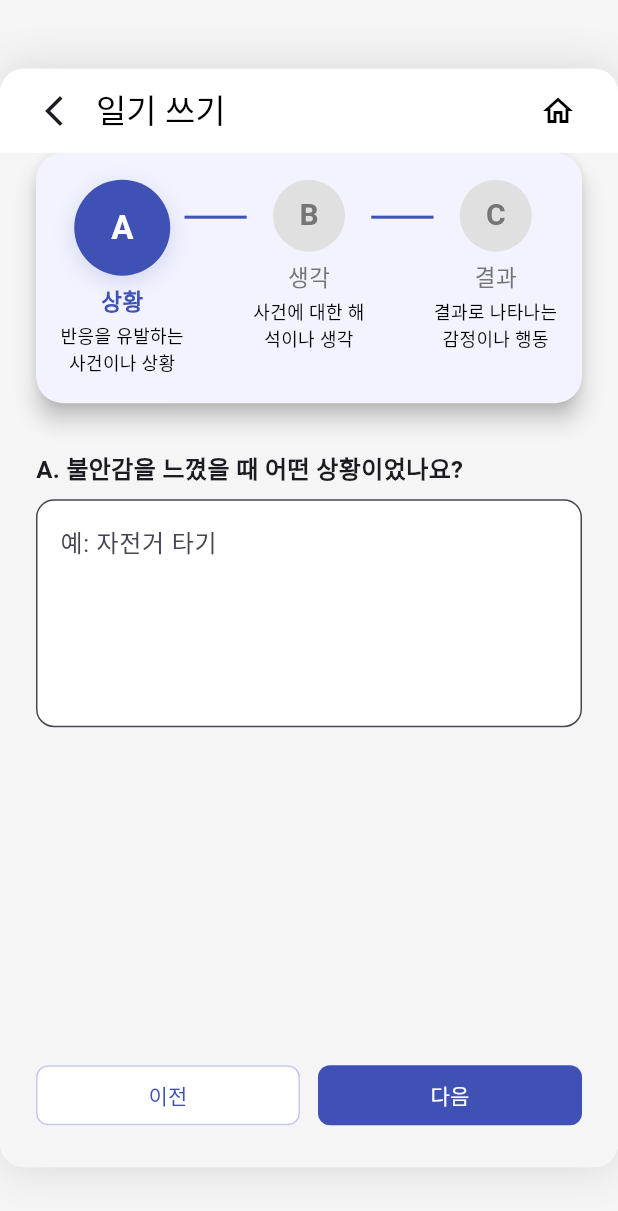
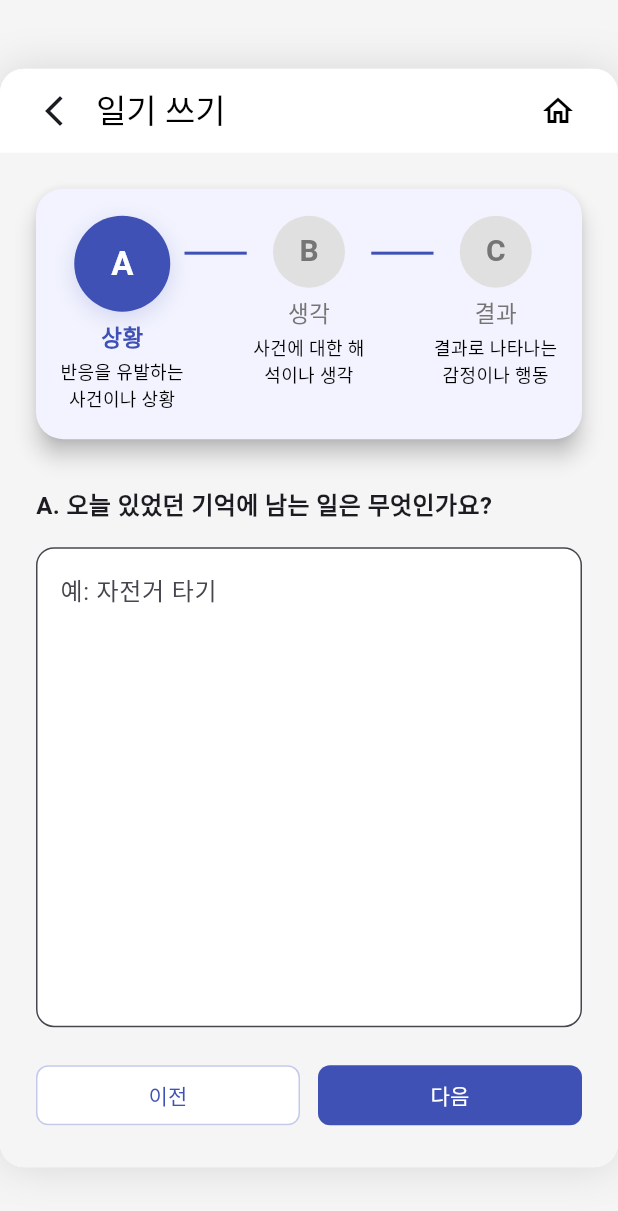
Before and after one commit to mindriumapp-sketch/chi_exp, a Flutter app: the AbcInputTextScreen screen opened directly, on a phone screen of 412 x 824 dp. Shown: the top 1211 px of the screen. Run offline on Flutter 3.47's test engine with Material 3 defaults, Android fonts, the phone set to English and light mode, and no system bars; our stand-ins replace cloud_firestore, firebase_auth, firebase_core, flutter_local_notifications, flutter_map, geocoding and 6 more; missing offline and left inert: geofence_service; accounts and stored records are empty.

Commit message:
“abc_updated”

```diff
--- a/lib/features/2nd_treatment/abc_input_screen_chip.dart
+++ b/lib/features/2nd_treatment/abc_input_screen_chip.dart
@@ -453,7 +453,7 @@ class _AbcInputScreenState extends State<AbcInputScreen> with WidgetsBindingObse
     }
   }
 
-  void _addCustomSymptom() {
+  void _addAKeyword() {
     showDialog(
       context: context,
       builder: (context) => Dialog(
@@ -470,109 +470,7 @@ class _AbcInputScreenState extends State<AbcInputScreen> with WidgetsBindingObse
                 crossAxisAlignment: CrossAxisAlignment.stretch,
                 children: [
                   Text(
-                    'C-1. 어떤 신체 증상이 나타났나요?',
-                    style: TextStyle(
-                      fontSize: 16,
-                      color: Colors.indigo,
-                      fontWeight: FontWeight.w500,
-                    ),
-                    textAlign: TextAlign.center,
-                    maxLines: 1,
-                    overflow: TextOverflow.ellipsis,
-                  ),
-                  const SizedBox(height: 18),
-                  // Combine input box and first suffix on one line, then break
-                  Column(
-                    crossAxisAlignment: CrossAxisAlignment.start,
-                        children: [
-                          // White input box
-                          Container(
-                            decoration: BoxDecoration(
-                              color: Colors.white,
-                              borderRadius: BorderRadius.circular(8),
-                              border: Border.all(color: Colors.indigo.shade100),
-                            ),
-                            padding: const EdgeInsets.symmetric(
-                              horizontal: 8,
-                              vertical: 8,
-                            ),
-                            child: TextField(
-                              controller: _customAKeywordController,
-                              decoration: const InputDecoration(
-                                hintText: '예: 가슴 두근거림',
-                                border: InputBorder.none,
-                                isDense: true,
-                              ),
-                            ),
-                          ),
-                        ],
-                      ),
-                      const SizedBox(height: 4),
-                      const Text(
-                        '(이)라는 신체증상이 나타났습니다.',
-                        style: TextStyle(color: Colors.black, fontSize: 16),
-                      ),
-                  const SizedBox(height: 24),
-                  FilledButton(
-                    onPressed: () {
-                      final value = _customSymptomController.text.trim();
-                      if (value.isNotEmpty) {
-                        // 중복 체크
-                        if (_isDuplicateChip('C-physical', value)) {
-                          _showDuplicateAlert(context);
-                          return;
-                        }
-                        setState(() {
-                          _physicalChips.insert(
-                            _physicalChips.length - 1,
-                            GridItem(icon: Icons.circle, label: value),
-                          );
-                          // 현재 세션에 추가된 칩으로 추적
-                          _addToCurrentSession('C-physical', value);
-                        });
-                        _customSymptomController.clear();
-                        Navigator.pop(context);
-                      }
-                    },
-                    style: FilledButton.styleFrom(
-                      backgroundColor: Colors.indigo,
-                      foregroundColor: Colors.white,
-                      shape: RoundedRectangleBorder(
-                        borderRadius: BorderRadius.circular(12),
-                      ),
-                      padding: const EdgeInsets.symmetric(vertical: 14),
-                      textStyle: const TextStyle(
-                        fontSize: 15,
-                        fontWeight: FontWeight.bold,
-                      ),
-                    ),
-                    child: const Text('추가'),
-                  ),
-                ],
-              ),
-            ),
-          ),
-    );
-  }
-
-  void _addAKeyword() {
-    showDialog(
-      context: context,
-      builder: (context) => Dialog(
-            backgroundColor: AppColors.indigo50,
-            insetPadding: EdgeInsets.zero,
-            shape: RoundedRectangleBorder(
-              borderRadius: BorderRadius.circular(20),
-            ),
-            child: _viewportWrap(
-              horizontal: 20,
-              vertical: 24,
-              child: Column(
-                mainAxisSize: MainAxisSize.min,
-                crossAxisAlignment: CrossAxisAlignment.stretch,
-                children: [
-                  Text(
-                    'A. 불안감을 느꼈을 때 어떤 상황이었나요?',
+                    'A. 오늘 있었던 기억에 남는 일은 무엇인가요?',
                     style: TextStyle(
                       fontSize: 16,
                       color: Colors.indigo,
@@ -611,7 +509,7 @@ class _AbcInputScreenState extends State<AbcInputScreen> with WidgetsBindingObse
                       ),
                       const SizedBox(height: 4),
                       const Text(
-                        '(이)라는 상황이었습니다.',
+                        '(이)라는 일이 있었습니다.',
                         style: TextStyle(color: Colors.black, fontSize: 16),
                       ),
                   if (_tutorialError != null)
@@ -702,7 +600,7 @@ class _AbcInputScreenState extends State<AbcInputScreen> with WidgetsBindingObse
                 crossAxisAlignment: CrossAxisAlignment.stretch,
                 children: [
                   Text(
-                    'B. 그 상황에서 어떤 생각이 들었나요?',
+                    'B. 그 상황에서 어떤 생각이 떠올랐나요?',
                     style: TextStyle(
                       fontSize: 16,
                       color: Colors.indigo,
@@ -741,7 +639,7 @@ class _AbcInputScreenState extends State<AbcInputScreen> with WidgetsBindingObse
                       ),
                       const SizedBox(height: 4),
                       const Text(
-                        '(이)라는 생각이 들었습니다.',
+                        '(이)라는 생각이 떠올랐습니다.',
                         style: TextStyle(color: Colors.black, fontSize: 16),
                       ),
                   if (_tutorialError != null)
@@ -814,6 +712,108 @@ class _AbcInputScreenState extends State<AbcInputScreen> with WidgetsBindingObse
     );
   }
 
+  void _addCustomSymptom() {
+    showDialog(
+      context: context,
+      builder: (context) => Dialog(
+            backgroundColor: AppColors.indigo50,
+            insetPadding: EdgeInsets.zero,
+            shape: RoundedRectangleBorder(
+              borderRadius: BorderRadius.circular(20),
+            ),
+            child: _viewportWrap(
+              horizontal: 20,
+              vertical: 24,
+              child: Column(
+                mainAxisSize: MainAxisSize.min,
+                crossAxisAlignment: CrossAxisAlignment.stretch,
+                children: [
+                  Text(
+                    'C-1. 그때 몸에서 어떤 변화가 있었나요?',
+                    style: TextStyle(
+                      fontSize: 16,
+                      color: Colors.indigo,
+                      fontWeight: FontWeight.w500,
+                    ),
+                    textAlign: TextAlign.center,
+                    maxLines: 1,
+                    overflow: TextOverflow.ellipsis,
+                  ),
+                  const SizedBox(height: 18),
+                  // Combine input box and first suffix on one line, then break
+                  Column(
+                    crossAxisAlignment: CrossAxisAlignment.start,
+                        children: [
+                          // White input box
+                          Container(
+                            decoration: BoxDecoration(
+                              color: Colors.white,
+                              borderRadius: BorderRadius.circular(8),
+                              border: Border.all(color: Colors.indigo.shade100),
+                            ),
+                            padding: const EdgeInsets.symmetric(
+                              horizontal: 8,
+                              vertical: 8,
+                            ),
+                            child: TextField(
+                              controller: _customAKeywordController,
+                              decoration: const InputDecoration(
+                                hintText: '예: 가슴 두근거림',
+                                border: InputBorder.none,
+                                isDense: true,
+                              ),
+                            ),
+                          ),
+                        ],
+                      ),
+                      const SizedBox(height: 4),
+                      const Text(
+                        '(이)라는 변화가 있었습니다.',
+                        style: TextStyle(color: Colors.black, fontSize: 16),
+                      ),
+                  const SizedBox(height: 24),
+                  FilledButton(
+                    onPressed: () {
+                      final value = _customSymptomController.text.trim();
+                      if (value.isNotEmpty) {
+                        // 중복 체크
+                        if (_isDuplicateChip('C-physical', value)) {
+                          _showDuplicateAlert(context);
+                          return;
+                        }
+                        setState(() {
+                          _physicalChips.insert(
+                            _physicalChips.length - 1,
+                            GridItem(icon: Icons.circle, label: value),
+                          );
+                          // 현재 세션에 추가된 칩으로 추적
+                          _addToCurrentSession('C-physical', value);
+                        });
+                        _customSymptomController.clear();
+                        Navigator.pop(context);
+                      }
+                    },
+                    style: FilledButton.styleFrom(
+                      backgroundColor: Colors.indigo,
+                      foregroundColor: Colors.white,
+                      shape: RoundedRectangleBorder(
+                        borderRadius: BorderRadius.circular(12),
+                      ),
+                      padding: const EdgeInsets.symmetric(vertical: 14),
+                      textStyle: const TextStyle(
+                        fontSize: 15,
+                        fontWeight: FontWeight.bold,
+                      ),
+                    ),
+                    child: const Text('추가'),
+                  ),
+                ],
+              ),
+            ),
+          ),
+    );
+  }
+
   void _addEmotion() {
     showDialog(
       context: context,
@@ -832,7 +832,7 @@ class _AbcInputScreenState extends State<AbcInputScreen> with WidgetsBindingObse
                 crossAxisAlignment: CrossAxisAlignment.stretch,
                 children: [
                   Text(
-                    'C-2. 어떤 감정이 들었나요?',
+                    'C-2. 그 순간 어떤 감정을 느꼈나요?',
                     style: TextStyle(
                       fontSize: 16,
                       color: Colors.indigo,
@@ -871,7 +871,7 @@ class _AbcInputScreenState extends State<AbcInputScreen> with WidgetsBindingObse
                       ),
                       const SizedBox(height: 4),
                       const Text(
-                        '(이)라는 감정이 들었습니다.',
+                        '(이)라는 감정을 느꼈습니다.',
                         style: TextStyle(color: Colors.black, fontSize: 16),
                       ),
                   const SizedBox(height: 24),
@@ -1005,10 +1005,11 @@ class _AbcInputScreenState extends State<AbcInputScreen> with WidgetsBindingObse
 
   Widget _buildMainContent() {
     return SingleChildScrollView(
-      padding: const EdgeInsets.fromLTRB(24, 24, 24, 24),
+      padding: const EdgeInsets.fromLTRB(24, 0, 24, 24),
       child: Column(
         crossAxisAlignment: CrossAxisAlignment.start,
         children: [
+          const SizedBox(height: 24),
           // 2. A-B-C 인디케이터 (가로선 포함)
           _buildAbcStepIndicator(),
           const SizedBox(height: 24),
@@ -1183,7 +1184,7 @@ class _AbcInputScreenState extends State<AbcInputScreen> with WidgetsBindingObse
       crossAxisAlignment: CrossAxisAlignment.start,
       children: [
         const Text(
-          'A. 불안감을 느꼈을 때 어떤 상황이었나요?',
+          'A. 오늘 있었던 기억에 남는 일은 무엇인가요?',
           style: TextStyle(fontWeight: FontWeight.bold, fontSize: 16),
         ),
         const SizedBox(height: 8),
@@ -1298,7 +1299,7 @@ class _AbcInputScreenState extends State<AbcInputScreen> with WidgetsBindingObse
       crossAxisAlignment: CrossAxisAlignment.start,
       children: [
         const Text(
-          'B. 그 상황에서 어떤 생각이 들었나요?',
+          'B. 그 상황에서 어떤 생각이 떠올랐나요?',
           style: TextStyle(fontWeight: FontWeight.bold, fontSize: 16),
         ),
         const SizedBox(height: 8),
@@ -1401,7 +1402,7 @@ class _AbcInputScreenState extends State<AbcInputScreen> with WidgetsBindingObse
           crossAxisAlignment: CrossAxisAlignment.start,
           children: [
             const Text(
-              'C-1. 어떤 신체 증상이 나타났나요?',
+              'C-1. 그때 몸에서 어떤 변화가 있었나요?',
               style: TextStyle(fontWeight: FontWeight.bold, fontSize: 16),
             ),
             const SizedBox(height: 8),
@@ -1435,7 +1436,7 @@ class _AbcInputScreenState extends State<AbcInputScreen> with WidgetsBindingObse
           crossAxisAlignment: CrossAxisAlignment.start,
           children: [
             const Text(
-              'C-2. 어떤 감정이 들었나요?',
+              'C-2. 그 순간 어떤 감정을 느꼈나요?',
               style: TextStyle(fontWeight: FontWeight.bold, fontSize: 16),
             ),
             const SizedBox(height: 8),
@@ -1447,7 +1448,7 @@ class _AbcInputScreenState extends State<AbcInputScreen> with WidgetsBindingObse
           crossAxisAlignment: CrossAxisAlignment.start,
           children: [
             const Text(
-              'C-3. 어떤 행동을 했나요?',
+              'C-3. 그래서 어떤 행동을 했나요?',
               style: TextStyle(fontWeight: FontWeight.bold, fontSize: 16),
             ),
             const SizedBox(height: 8),
@@ -1718,7 +1719,7 @@ class _AbcInputScreenState extends State<AbcInputScreen> with WidgetsBindingObse
                 crossAxisAlignment: CrossAxisAlignment.stretch,
                 children: [
                   Text(
-                    'C-3. 어떤 행동을 했나요?',
+                    'C-3. 그래서 어떤 행동을 했나요?',
                     style: TextStyle(
                       fontSize: 16,
                       color: Colors.indigo,
--- a/lib/features/2nd_treatment/abc_input_screen_text.dart
+++ b/lib/features/2nd_treatment/abc_input_screen_text.dart
@@ -246,6 +246,7 @@ class _AbcInputTextScreenState extends State<AbcInputTextScreen> with WidgetsBin
       child: Column(
         crossAxisAlignment: CrossAxisAlignment.start,
         children: [
+          const SizedBox(height: 24),
           // 2. A-B-C 인디케이터 (가로선 포함)
           _buildAbcStepIndicator(),
           const SizedBox(height: 24),
@@ -366,13 +367,13 @@ class _AbcInputTextScreenState extends State<AbcInputTextScreen> with WidgetsBin
       crossAxisAlignment: CrossAxisAlignment.start,
       children: [
         const Text(
-          'A. 불안감을 느꼈을 때 어떤 상황이었나요?',
+          'A. 오늘 있었던 기억에 남는 일은 무엇인가요?',
           style: TextStyle(fontWeight: FontWeight.bold, fontSize: 16),
         ),
-        const SizedBox(height: 8),
+        const SizedBox(height: 16),
         TextField(
           controller: _aTextController,
-          maxLines: 5,
+          maxLines: 12,
           decoration: InputDecoration(
             hintText: '예: 자전거 타기',
             border: OutlineInputBorder(borderRadius: BorderRadius.circular(12)),
@@ -389,13 +390,13 @@ class _AbcInputTextScreenState extends State<AbcInputTextScreen> with WidgetsBin
       crossAxisAlignment: CrossAxisAlignment.start,
       children: [
         const Text(
-          'B. 그 상황에서 어떤 생각이 들었나요?',
+          'B. 그 상황에서 어떤 생각이 떠올랐나요?',
           style: TextStyle(fontWeight: FontWeight.bold, fontSize: 16),
         ),
-        const SizedBox(height: 8),
+        const SizedBox(height: 16),
         TextField(
           controller: _bTextController,
-          maxLines: 5,
+          maxLines: 12,
           decoration: InputDecoration(
             hintText: '예: 넘어질까봐 두려움',
             border: OutlineInputBorder(borderRadius: BorderRadius.circular(12)),
@@ -414,13 +415,13 @@ class _AbcInputTextScreenState extends State<AbcInputTextScreen> with WidgetsBin
           crossAxisAlignment: CrossAxisAlignment.start,
           children: [
             const Text(
-              'C-1. 어떤 신체 증상이 나타났나요?',
+              'C-1. 그때 몸에서 어떤 변화가 있었나요?',
               style: TextStyle(fontWeight: FontWeight.bold, fontSize: 16),
             ),
-            const SizedBox(height: 8),
+            const SizedBox(height: 16),
             TextField(
               controller: _c1TextController,
-              maxLines: 4,
+              maxLines: 12,
               decoration: InputDecoration(
                 hintText: '예: 가슴 두근거림',
                 border: OutlineInputBorder(borderRadius: BorderRadius.circular(12)),
@@ -435,13 +436,13 @@ class _AbcInputTextScreenState extends State<AbcInputTextScreen> with WidgetsBin
           crossAxisAlignment: CrossAxisAlignment.start,
           children: [
             const Text(
-              'C-2. 어떤 감정이 들었나요?',
+              'C-2. 그 순간 어떤 감정을 느꼈나요?',
               style: TextStyle(fontWeight: FontWeight.bold, fontSize: 16),
             ),
-            const SizedBox(height: 8),
+            const SizedBox(height: 16),
             TextField(
               controller: _c2TextController,
-              maxLines: 4,
+              maxLines: 12,
               decoration: InputDecoration(
                 hintText: '예: 두려움',
                 border: OutlineInputBorder(borderRadius: BorderRadius.circular(12)),
@@ -456,13 +457,13 @@ class _AbcInputTextScreenState extends State<AbcInputTextScreen> with WidgetsBin
           crossAxisAlignment: CrossAxisAlignment.start,
           children: [
             const Text(
-              'C-3. 어떤 행동을 했나요?',
+              'C-3. 그래서 어떤 행동을 했나요?',
               style: TextStyle(fontWeight: FontWeight.bold, fontSize: 16),
             ),
-            const SizedBox(height: 8),
+            const SizedBox(height: 16),
             TextField(
               controller: _c3TextController,
-              maxLines: 4,
+              maxLines: 12,
               decoration: InputDecoration(
                 hintText: '예: 자전거 끌고가기',
                 border: OutlineInputBorder(borderRadius: BorderRadius.circular(12)),
--- a/lib/navigation/screen/myinfo_screen.dart
+++ b/lib/navigation/screen/myinfo_screen.dart
@@ -62,7 +62,7 @@ class _MyInfoScreenState extends State<MyInfoScreen> {
       await user.reauthenticateWithCredential(cred);
 
       await user.updateDisplayName(newName);
-      await FirebaseFirestore.instance.collection('users').doc(user.uid).update({ 'name': newName });
+      await FirebaseFirestore.instance.collection('chi_users').doc(user.uid).update({ 'name': newName });
       if (!mounted) return;
       Provider.of<UserProvider>(context, listen: false).updateUserName(newName);
 
```
